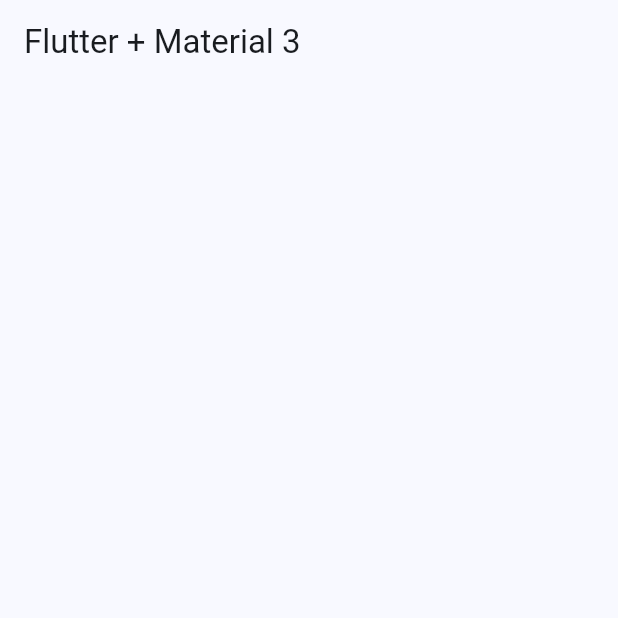
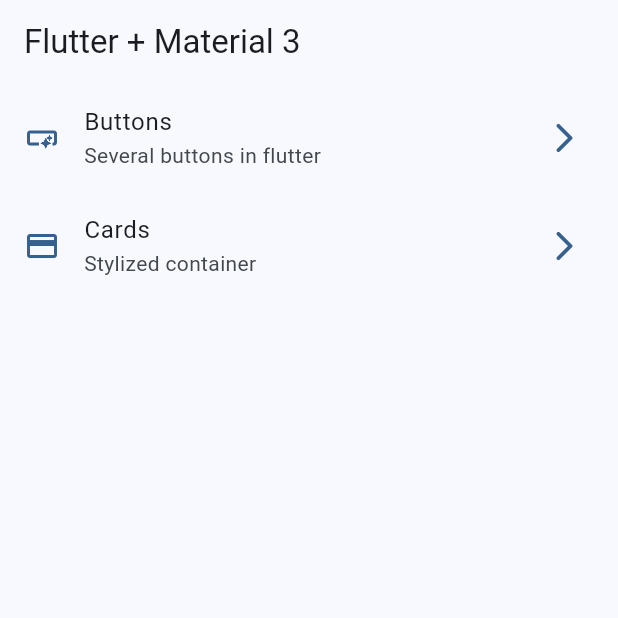
Before and after one commit to AlexMartin998/basic-flutter-widgets-review, a Flutter app: the screen it shows after launch, on a phone screen of 412 x 824 dp, the top half of it. Run offline on Flutter 3.47's test engine with Material 2 defaults, Android fonts, the phone set to English and light mode, and no system bars.

Commit message:
[ADD]: HomeScreen

```diff
--- a/lib/config/menu/menu_items.dart
+++ b/lib/config/menu/menu_items.dart
@@ -14,7 +14,7 @@ class MenuItem {
 }
 
 
-const appMenuItem = <MenuItem>[
+const appMenuItems = <MenuItem>[
   MenuItem(
     title: 'Buttons',
     subtitle: 'Several buttons in flutter',
--- a/lib/presentation/screens/home/home_screen.dart
+++ b/lib/presentation/screens/home/home_screen.dart
@@ -1,4 +1,5 @@
 import 'package:flutter/material.dart';
+import 'package:widget_app/config/menu/menu_items.dart';
 
 
 class HomeScreen extends StatelessWidget {
@@ -12,6 +13,55 @@ class HomeScreen extends StatelessWidget {
       appBar: AppBar(
         title: const Text('Flutter + Material 3'),
       ),
+
+      body: const _HomeView(),
     );
   }
 }
+
+
+class _HomeView extends StatelessWidget {
+  // si es private va a tener 1 unica ref, asi q no necesita key
+  const _HomeView();
+
+
+  @override
+  Widget build(BuildContext context) {
+
+    return ListView.builder(  // .builder: construye en runtime
+      itemCount: appMenuItems.length,
+
+      itemBuilder: (context, index) {
+        final menuItem = appMenuItems[index];
+
+        return _CustomListTile(menuItem: menuItem);
+      },
+    );
+  }
+}
+
+
+class _CustomListTile extends StatelessWidget {
+  const _CustomListTile({required this.menuItem});
+
+  final MenuItem menuItem;
+
+
+  @override
+  Widget build(BuildContext context) {
+    // get color theme
+    final color = Theme.of(context).colorScheme;
+
+    return ListTile( // tile especializado en Lists:
+      leading: Icon(menuItem.icon, color: color.primary), // leading espacio antes del tile
+      trailing: Icon(Icons.arrow_forward_ios_rounded, color: color.primary),
+      title: Text(menuItem.title),
+      subtitle: Text(menuItem.subtitle),
+
+      onTap: () {
+        // TODO: go to other page
+      },
+
+    );
+  }
+}
```
